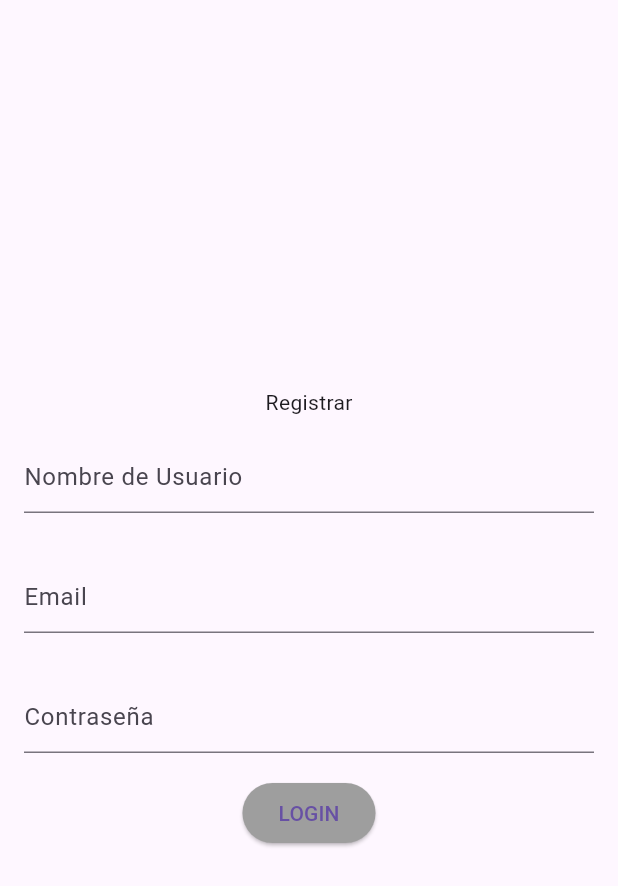
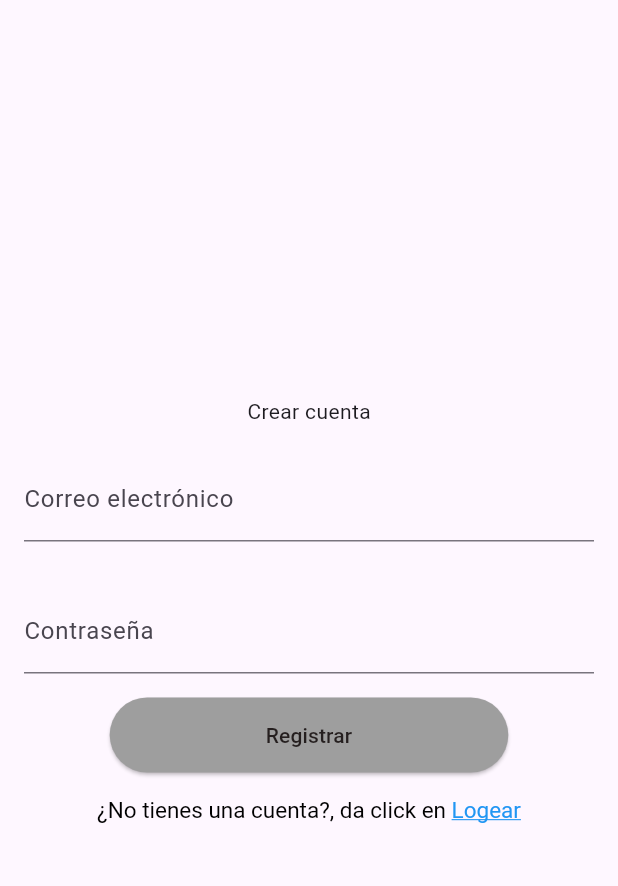
Before and after one commit to ElEdwinJSH/login, a Flutter app: the RegistroScreen screen opened by its route, on a phone screen of 412 x 824 dp. Shown: the top 886 px of the screen. Run offline on Flutter 3.47's test engine with Material 3 defaults, Android fonts, the phone set to English and light mode, and no system bars; our stand-ins replace flutter_secure_storage; accounts and stored records are empty.

Commit message:
terminado el login

```diff
--- a/lib/screens/registrar_screen.dart
+++ b/lib/screens/registrar_screen.dart
@@ -1,5 +1,9 @@
+import 'package:flutter/gestures.dart';
 import 'package:flutter/material.dart';
+import 'package:login/providers/login_form_provider.dart';
 import 'package:login/screens/login_screen.dart';
+import 'package:login/services/services.dart';
+import 'package:provider/provider.dart';
 
 class RegistroScreen extends StatefulWidget {
   const RegistroScreen({super.key});
@@ -11,45 +15,123 @@ class RegistroScreen extends StatefulWidget {
 class _RegistroScreenState extends State<RegistroScreen> {
   @override
   Widget build(BuildContext context) {
-    return Scaffold(
-      body: Center(
-        child: Column(mainAxisAlignment: MainAxisAlignment.center, children: [
-          const Text("Registrar"),
-          const Padding(
-            padding: EdgeInsets.all(16.0),
-            child: TextField(
-              decoration: InputDecoration(
-                hintText: 'Nombre de Usuario',
+      return Scaffold(
+
+      body: Center(child: Column( mainAxisAlignment: MainAxisAlignment.center,children: [Container(child: Column(children: [const SizedBox(height: 5,),
+      Text('Crear cuenta'),const SizedBox(height: 5,), ChangeNotifierProvider(   create: (_) => LoginFormProvider(), child: _Registrar())],))])),
+    );
+  }
+}
+
+
+
+class _Registrar extends StatelessWidget {
+  const _Registrar({super.key});
+
+  @override
+  Widget build(BuildContext context) {
+    final loginForm = Provider.of<LoginFormProvider>(context);
+   return Container(
+      child: Form(
+          key: loginForm.formKey,
+        autovalidateMode: AutovalidateMode.onUserInteraction,
+        child: Column(
+
+          mainAxisAlignment: MainAxisAlignment.center,
+          children: [//qui decia <widget>
+
+              Padding(padding:  EdgeInsets.all(16.0),child:   TextFormField(
+              autocorrect: false,
+              keyboardType: TextInputType.emailAddress,
+              decoration: const InputDecoration(
+                  hintText: 'user@example.com',
+                  labelText: 'Correo electrónico',
+                  ),
+               onChanged: (value) => loginForm.email = value,
+              validator: (value) {
+                String pattern =
+                    r'^(([^<>()[\]\\.,;:\s@\"]+(\.[^<>()[\]\\.,;:\s@\"]+)*)|(\".+\"))@((\[[0-9]{1,3}\.[0-9]{1,3}\.[0-9]{1,3}\.[0-9]{1,3}\])|(([a-zA-Z\-0-9]+\.)+[a-zA-Z]{2,}))$';
+                RegExp regExp = new RegExp(pattern);
+
+                return regExp.hasMatch(value ?? '')
+                    ? null
+                    : 'El valor ingresado no luce como un correo';
+              },
+            ),),
+             Padding(
+              padding: EdgeInsets.all(16.0),
+              child:  TextFormField(
+              autocorrect: false,
+              obscureText: true,
+              keyboardType: TextInputType.emailAddress,
+              decoration: const InputDecoration(
+                  hintText: '*****',
+                  labelText: 'Contraseña',
+                ),
+              onChanged: (value) => loginForm.password = value,
+              validator: (value) {
+                return (value != null && value.length >= 6)
+                    ? null
+                    : 'La contraseña debe de ser de 6 caracteres';
+              },
+            ),
+            ), ElevatedButton(
+            onPressed: loginForm.isLoading
+                    ? null
+                    : () async {
+                        FocusScope.of(context).unfocus();
+                        final authService =
+                            Provider.of<AuthService>(context, listen: false);
+
+                        if (!loginForm.isValidForm()) return;
+
+                        loginForm.isLoading = true;
+
+                        // TODO: validar si el login es correcto
+                        final String? errorMessage = await authService.createUser(
+                            loginForm.email, loginForm.password);
+
+                        if (errorMessage == null) {
+                          Navigator.pushReplacementNamed(context, 'login');
+                        } else {
+                          // TODO: mostrar error en pantalla
+                         print( errorMessage );
+                          NotificationsService.showSnackbar(errorMessage);
+                          loginForm.isLoading = false;
+                        }
+                      },
+            style: ElevatedButton.styleFrom(backgroundColor: Colors.grey),
+            child: Container(
+                    padding: EdgeInsets.symmetric(horizontal: 80, vertical: 15),
+                    child: Text(
+                      loginForm.isLoading ? 'Espere' : 'Registrar',
+                      style: TextStyle(color: const Color.fromARGB(255, 37, 31, 31)),
+                    )),
+          ),
+            Padding(
+              padding: const EdgeInsets.all(16.0),
+              child: RichText(
+                text: TextSpan(
+                  text: "¿No tienes una cuenta?, da click en ",
+                  style: const TextStyle(fontSize: 15, color: Colors.black),
+                  children: <TextSpan>[
+                    TextSpan(
+                        text: "Logear",
+                        style: const TextStyle(
+                          fontSize: 15,
+                          color: Colors.blue,
+                          decoration: TextDecoration.underline,
+                        ),
+                        recognizer: TapGestureRecognizer()
+                          ..onTap = () {
+                           Navigator.pushReplacementNamed(context, 'login');
+                          }),
+                  ],
+                ),
               ),
             ),
-          ),
-          const Padding(
-            padding: EdgeInsets.all(16.0),
-            child: TextField(
-              decoration: InputDecoration(
-                hintText: 'Email',
-              ),
-            ),
-          ),
-          const Padding(
-            padding: EdgeInsets.all(16.0),
-            child: TextField(
-              decoration: InputDecoration(
-                hintText: 'Contraseña',
-              ),
-            ),
-          ),
-          ElevatedButton(
-            onPressed: () {
-              Navigator.pop(
-                context,
-                MaterialPageRoute(builder: (context) => const LoginScreen()),
-              );
-            },
-            style: ElevatedButton.styleFrom(backgroundColor: Colors.grey),
-            child: const Text('LOGIN'),
-          ),
-        ]),
+          ],
+        ),
       ),
     );
   }
```
